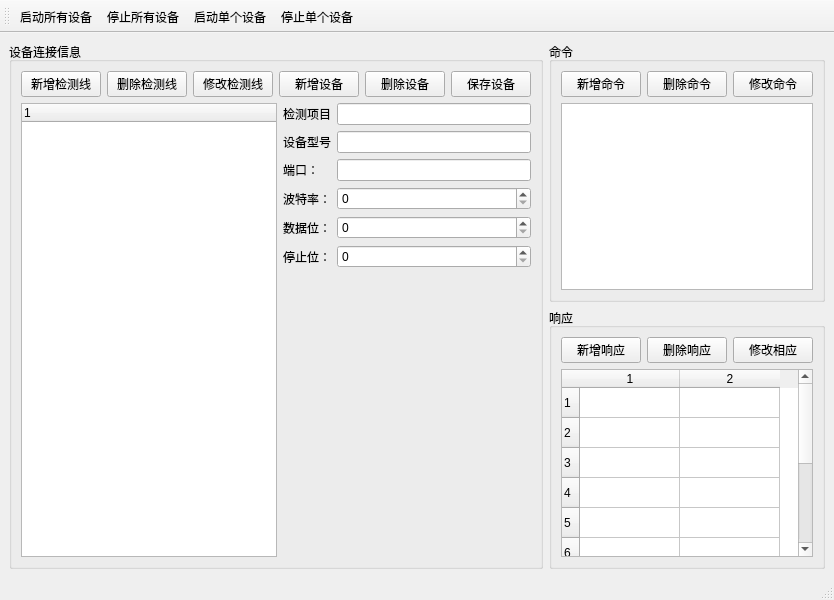
First picture: the form in kdCarCheckDevSimulator/kdCarCheckDevSimulator.ui, repository bkdwei/kdCarCheckDevSimulator, before the edit.
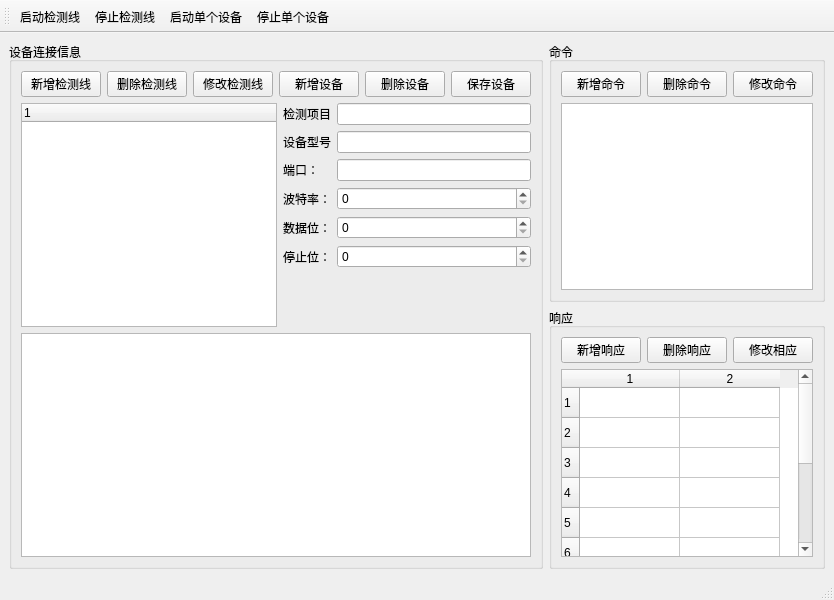
Second picture: the form after the edit.

Commit message: 完成检测线的启动和停止

```diff
--- a/kdCarCheckDevSimulator/kdCarCheckDevSimulator.ui
+++ b/kdCarCheckDevSimulator/kdCarCheckDevSimulator.ui
@@ -144,6 +144,9 @@
          </item>
         </layout>
        </item>
+       <item>
+        <widget class="QTextBrowser" name="tb_monitor"/>
+       </item>
       </layout>
      </widget>
     </item>
@@ -267,19 +270,19 @@
    <attribute name="toolBarBreak">
     <bool>false</bool>
    </attribute>
-   <addaction name="action_start_all_dev"/>
-   <addaction name="action_stop_all_dev"/>
+   <addaction name="action_start_line"/>
+   <addaction name="action_stop_line"/>
    <addaction name="action_start_single_dev"/>
    <addaction name="action_stop_single_dev"/>
   </widget>
-  <action name="action_start_all_dev">
+  <action name="action_start_line">
    <property name="text">
-    <string>启动所有设备</string>
+    <string>启动检测线</string>
    </property>
   </action>
-  <action name="action_stop_all_dev">
+  <action name="action_stop_line">
    <property name="text">
-    <string>停止所有设备</string>
+    <string>停止检测线</string>
    </property>
   </action>
   <action name="action_start_single_dev">
```
The commit also changes 4 other files.
